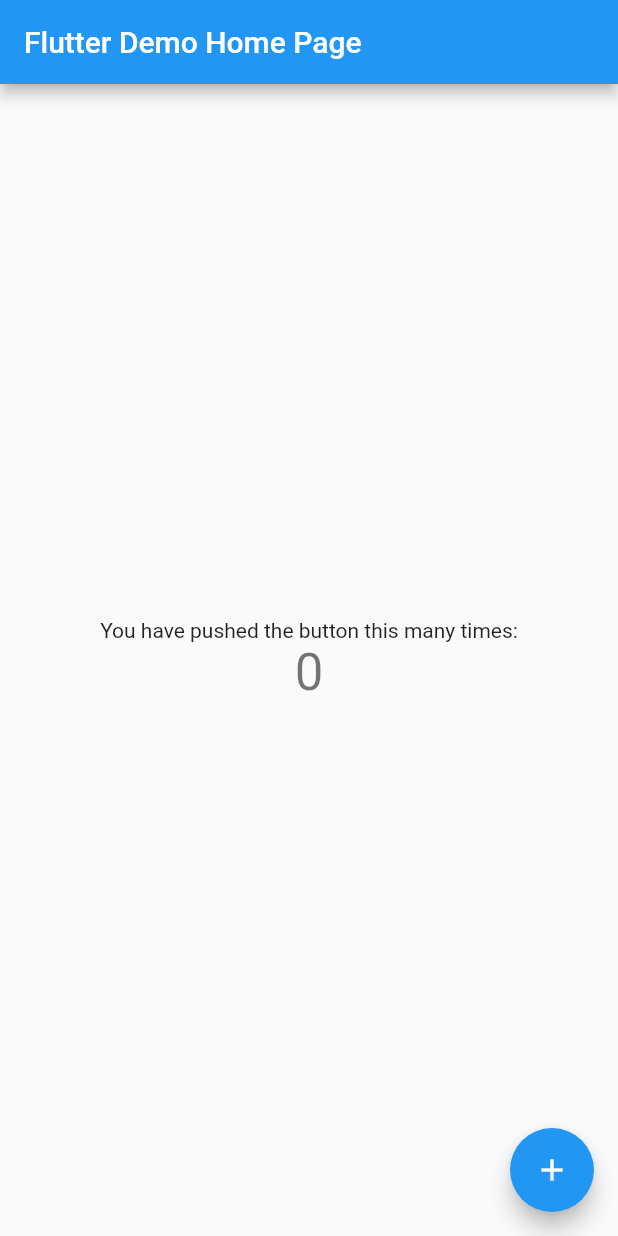
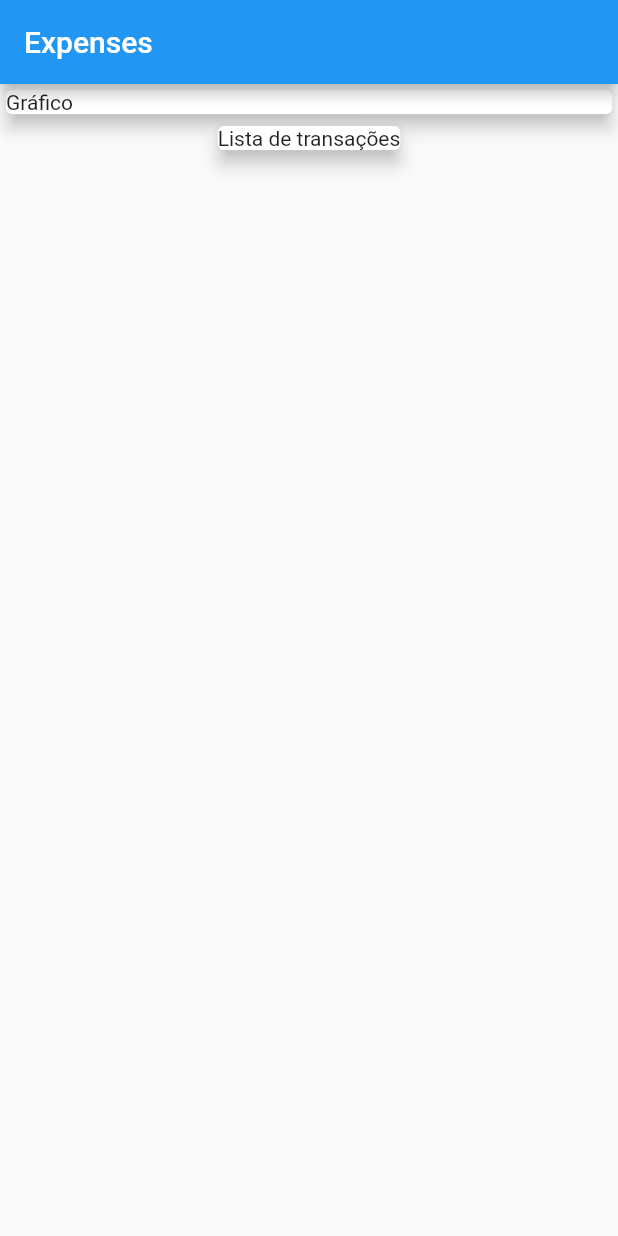
Before and after one commit to csnoboa/expenses_app, a Flutter app: the screen it shows after launch, on a phone screen of 412 x 824 dp. Run offline on Flutter 3.47's test engine with Material 2 defaults, Android fonts, the phone set to English and light mode, and no system bars.

Commit message:
firsts cards

```diff
--- a/lib/main.dart
+++ b/lib/main.dart
@@ -1,113 +1,46 @@
 import 'package:flutter/material.dart';
 
 void main() {
-  runApp(MyApp());
+  runApp(ExpensesApp());
 }
 
-class MyApp extends StatelessWidget {
-  // This widget is the root of your application.
+class ExpensesApp extends StatelessWidget {
   @override
   Widget build(BuildContext context) {
     return MaterialApp(
-      title: 'Flutter Demo',
+      title: 'Expenses App',
       theme: ThemeData(
-        // This is the theme of your application.
-        //
-        // Try running your application with "flutter run". You'll see the
-        // application has a blue toolbar. Then, without quitting the app, try
-        // changing the primarySwatch below to Colors.green and then invoke
-        // "hot reload" (press "r" in the console where you ran "flutter run",
-        // or simply save your changes to "hot reload" in a Flutter IDE).
-        // Notice that the counter didn't reset back to zero; the application
-        // is not restarted.
         primarySwatch: Colors.blue,
       ),
-      home: MyHomePage(title: 'Flutter Demo Home Page'),
+      home: MyHomePage(),
     );
   }
 }
 
-class MyHomePage extends StatefulWidget {
-  MyHomePage({Key key, this.title}) : super(key: key);
-
-  // This widget is the home page of your application. It is stateful, meaning
-  // that it has a State object (defined below) that contains fields that affect
-  // how it looks.
-
-  // This class is the configuration for the state. It holds the values (in this
-  // case the title) provided by the parent (in this case the App widget) and
-  // used by the build method of the State. Fields in a Widget subclass are
-  // always marked "final".
-
-  final String title;
-
-  @override
-  _MyHomePageState createState() => _MyHomePageState();
-}
-
-class _MyHomePageState extends State<MyHomePage> {
-  int _counter = 0;
-
-  void _incrementCounter() {
-    setState(() {
-      // This call to setState tells the Flutter framework that something has
-      // changed in this State, which causes it to rerun the build method below
-      // so that the display can reflect the updated values. If we changed
-      // _counter without calling setState(), then the build method would not be
-      // called again, and so nothing would appear to happen.
-      _counter++;
-    });
-  }
+class MyHomePage extends StatelessWidget {
+  const MyHomePage({Key key}) : super(key: key);
 
   @override
   Widget build(BuildContext context) {
-    // This method is rerun every time setState is called, for instance as done
-    // by the _incrementCounter method above.
-    //
-    // The Flutter framework has been optimized to make rerunning build methods
-    // fast, so that you can just rebuild anything that needs updating rather
-    // than having to individually change instances of widgets.
     return Scaffold(
       appBar: AppBar(
-        // Here we take the value from the MyHomePage object that was created by
-        // the App.build method, and use it to set our appbar title.
-        title: Text(widget.title),
+        title: Text('Expenses'),
       ),
-      body: Center(
-        // Center is a layout widget. It takes a single child and positions it
-        // in the middle of the parent.
-        child: Column(
-          // Column is also a layout widget. It takes a list of children and
-          // arranges them vertically. By default, it sizes itself to fit its
-          // children horizontally, and tries to be as tall as its parent.
-          //
-          // Invoke "debug painting" (press "p" in the console, choose the
-          // "Toggle Debug Paint" action from the Flutter Inspector in Android
-          // Studio, or the "Toggle Debug Paint" command in Visual Studio Code)
-          // to see the wireframe for each widget.
-          //
-          // Column has various properties to control how it sizes itself and
-          // how it positions its children. Here we use mainAxisAlignment to
-          // center the children vertically; the main axis here is the vertical
-          // axis because Columns are vertical (the cross axis would be
-          // horizontal).
-          mainAxisAlignment: MainAxisAlignment.center,
-          children: <Widget>[
-            Text(
-              'You have pushed the button this many times:',
+      body: Column(
+        children: [
+          Container(
+            width: double.infinity,
+            child: Card(
+              child: Text('Gráfico'),
+              elevation: 5,
             ),
-            Text(
-              '$_counter',
-              style: Theme.of(context).textTheme.headline4,
-            ),
-          ],
-        ),
+          ),
+          Card(
+            child: Text('Lista de transações'),
+            elevation: 5,
+          ),
+        ],
       ),
-      floatingActionButton: FloatingActionButton(
-        onPressed: _incrementCounter,
-        tooltip: 'Increment',
-        child: Icon(Icons.add),
-      ), // This trailing comma makes auto-formatting nicer for build methods.
     );
   }
 }
```
Also changed, not shown: 2 other files.
